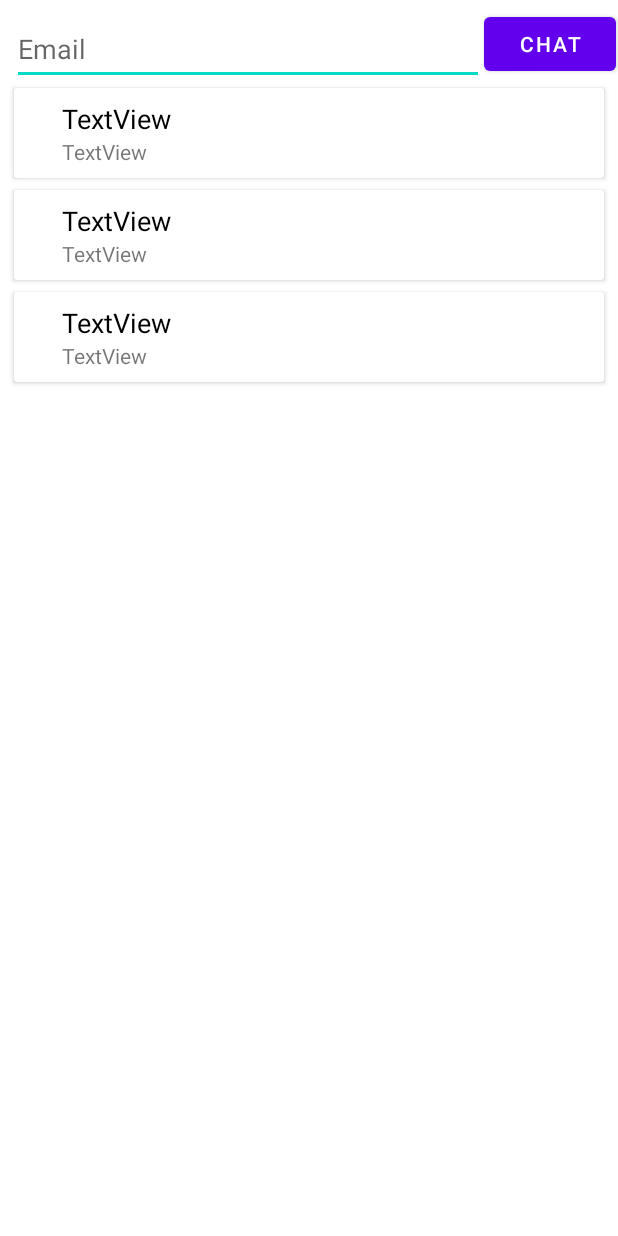
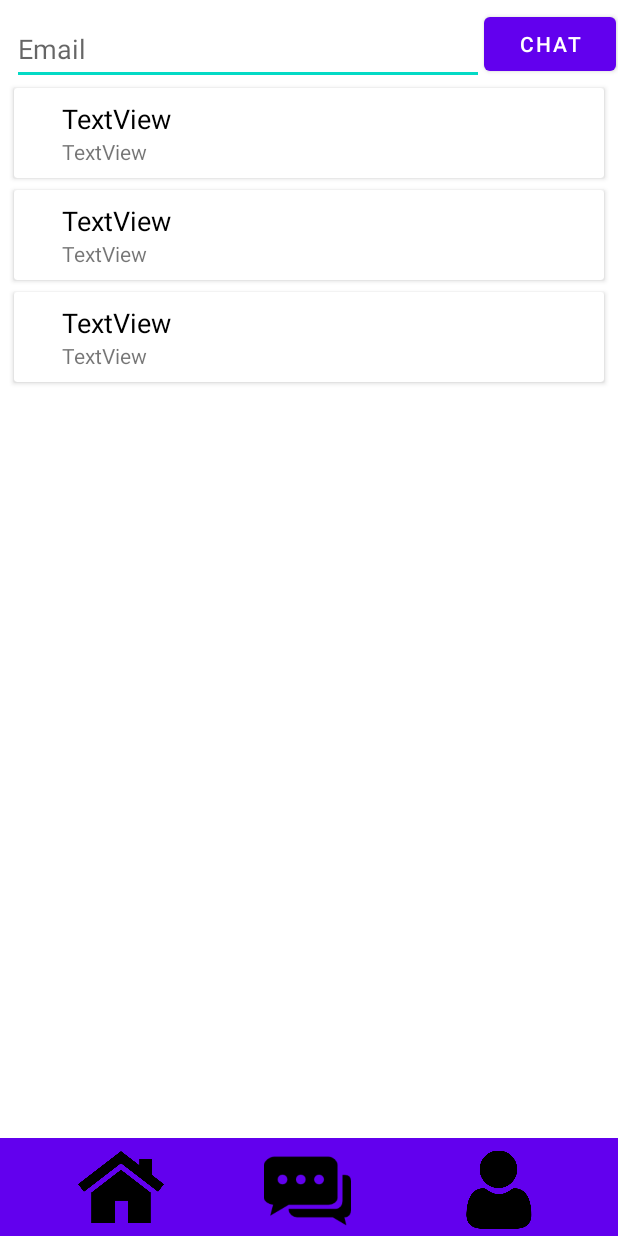
Before and after one commit to aliperbol/AfroditUS, an Android app: the layout activity_list_of_chats.xml on its own in the app's theme, with its tools: preview values and no code run, on a phone screen of 412 x 824 dp. Run offline under Robolectric (Android 15) with nearby library versions, the phone set to English and light mode, and no system bars.

```diff
--- a/app/src/main/res/layout/activity_list_of_chats.xml
+++ b/app/src/main/res/layout/activity_list_of_chats.xml
@@ -5,6 +5,12 @@
     android:layout_width="match_parent"
     android:layout_height="match_parent"
     tools:context=".ChatActivity">
+
+    <include
+        android:id="@+id/include"
+        layout="@layout/barra_menu"
+        tools:layout_editor_absoluteX="0dp"
+        tools:layout_editor_absoluteY="16dp" />
 
     <EditText
         android:id="@+id/newChatText"
@@ -48,7 +54,9 @@
         android:visibility="visible"
         app:layout_constraintBottom_toBottomOf="parent"
         app:layout_constraintEnd_toEndOf="parent"
+        app:layout_constraintHorizontal_bias="0.0"
         app:layout_constraintStart_toStartOf="parent"
         app:layout_constraintTop_toBottomOf="@+id/newChatButton"
+        app:layout_constraintVertical_bias="0.0"
         tools:listitem="@layout/item_chat" />
 </androidx.constraintlayout.widget.ConstraintLayout>
```
Also changed, not shown: app/src/main/java/com/example/tinderus/MenuPrincipal.kt (+23 -0 lines), app/src/main/java/com/example/tinderus/Perfil_propio.kt (+31 -0 lines), app/src/main/res/menu/menu.xml (added, +14 -0 lines), 1 other file.
